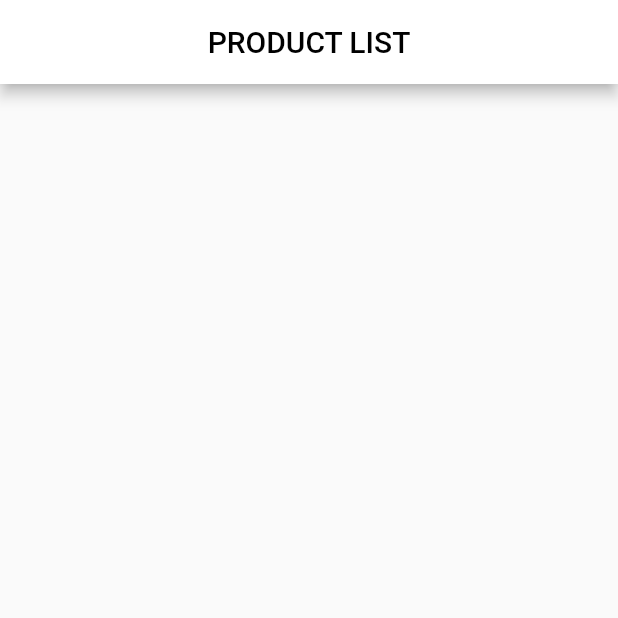
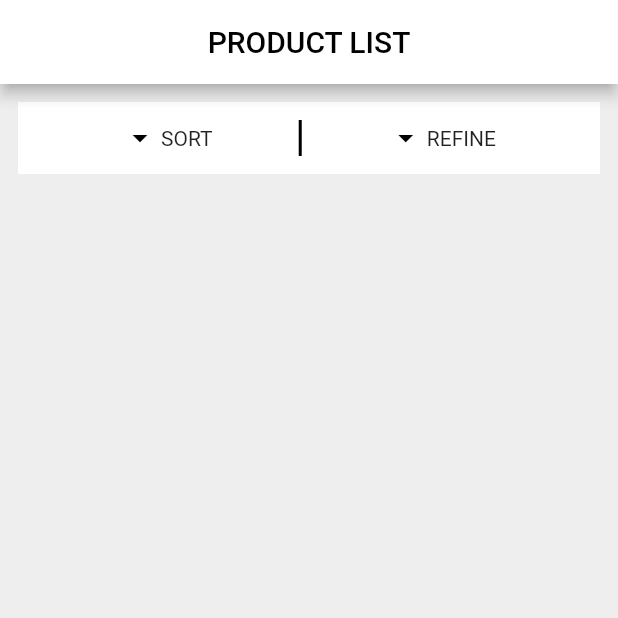
Before and after one commit to rohan20/flutter-products-tutorial, a Flutter app: the screen it shows after launch, on a phone screen of 412 x 824 dp, the top half of it. Run offline on Flutter 3.47's test engine with Material 2 defaults, Android fonts, the phone set to English and light mode, and no system bars.

Commit message:
added filter widgets

```diff
--- a/lib/pages/products_list_page.dart
+++ b/lib/pages/products_list_page.dart
@@ -1,21 +1,78 @@
 import 'package:flutter/material.dart';
 
 class ProductsListPage extends StatelessWidget {
+  BuildContext context;
+
   @override
   Widget build(BuildContext context) {
+    this.context = context;
+
     return Scaffold(
       appBar: AppBar(
+        centerTitle: true,
         backgroundColor: Colors.white,
-        title: Center(
-          child: Text(
-            "PRODUCT LIST",
-            style: TextStyle(
-              color: Colors.black,
-            ),
+        title: Text(
+          "PRODUCT LIST",
+          style: TextStyle(
+            color: Colors.black,
           ),
         ),
       ),
-      body: Container(),
+      body: _buildProductsListPage(),
+    );
+  }
+
+  _buildProductsListPage() {
+    Size screenSize = MediaQuery.of(context).size;
+
+    return Container(
+      width: screenSize.width,
+      height: screenSize.height,
+      color: Colors.grey[200],
+      child: Column(
+        mainAxisSize: MainAxisSize.min,
+        children: <Widget>[
+          Container(
+            margin: const EdgeInsets.all(12.0),
+            padding: const EdgeInsets.all(12.0),
+            width: screenSize.width,
+            color: Colors.white,
+            child: Row(
+              mainAxisSize: MainAxisSize.min,
+              mainAxisAlignment: MainAxisAlignment.spaceEvenly,
+              children: <Widget>[
+                _buildFilterButton("SORT"),
+                Container(
+                  color: Colors.black,
+                  width: 2.0,
+                  height: 24.0,
+                ),
+                _buildFilterButton("REFINE"),
+              ],
+            ),
+          ),
+        ],
+      ),
+    );
+  }
+
+  _buildFilterButton(String title) {
+    return InkWell(
+      onTap: () {
+        print(title);
+      },
+      child: Row(
+        children: <Widget>[
+          Icon(
+            Icons.arrow_drop_down,
+            color: Colors.black,
+          ),
+          SizedBox(
+            width: 2.0,
+          ),
+          Text(title),
+        ],
+      ),
     );
   }
 }
```
